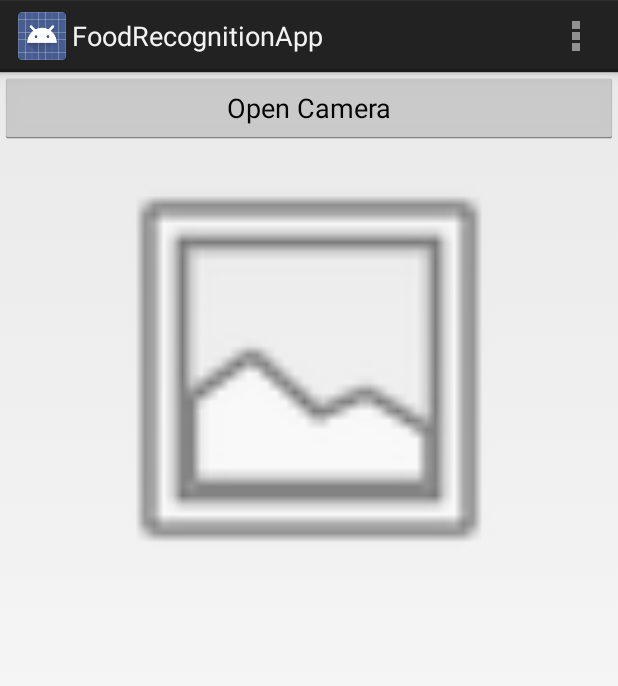
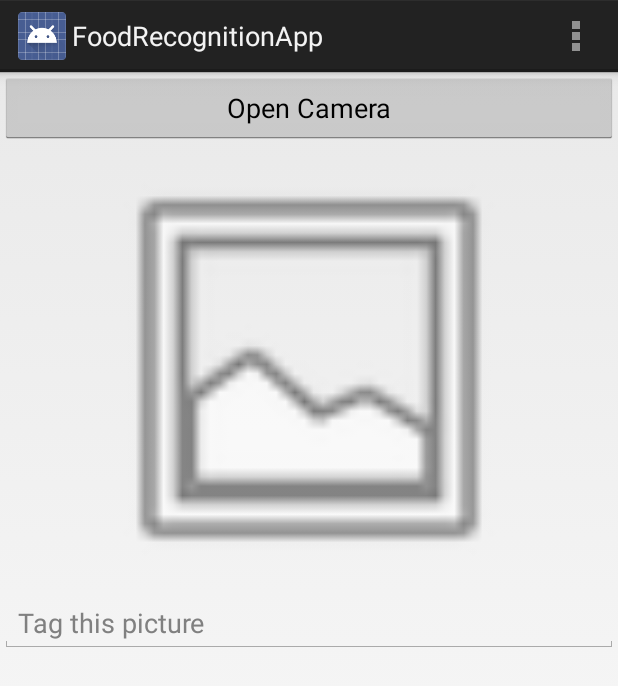
Before and after one commit to ritazevallos/foodrecognitionapp, an Android app: the screen it shows after launch (PictureTaker), after a tap on "Open Camera", on a phone screen of 412 x 824 dp. Shown: the top 686 px of the screen. Run offline under Robolectric (Android 15) with nearby library versions, the phone set to English and light mode, and no system bars; 4 statements that could not run were skipped.

```diff
--- a/app/src/main/java/edu/swarthmore/cs/lab/foodrecognitionapp/PictureTaker.java
+++ b/app/src/main/java/edu/swarthmore/cs/lab/foodrecognitionapp/PictureTaker.java
@@ -15,6 +15,8 @@ import android.net.Uri;
 import android.os.Bundle;
 import android.os.Environment;
 import android.provider.MediaStore;
+import android.text.Editable;
+import android.text.TextWatcher;
 import android.util.DisplayMetrics;
 import android.util.Log;
 import android.view.LayoutInflater;
@@ -23,6 +25,7 @@ import android.view.MenuItem;
 import android.view.View;
 import android.view.ViewGroup;
 import android.widget.Button;
+import android.widget.EditText;
 import android.widget.ImageView;
 import android.widget.Toast;
 
@@ -39,10 +42,12 @@ import java.util.UUID;
 public class PictureTaker extends Activity {
     public static final int MEDIA_TYPE_IMAGE = 1;
     private static final String TAG = "PictureTaker";
-    public static File _file;
-    public static File _dir;
+    public static File mFile;
+    public static File mDir;
     public static Bitmap bitmap;
     public static ImageView _imageView;
+    private EditText mTagField;
+    private FoodPhoto mFoodPhoto;
 
 
     @Override
@@ -53,15 +58,39 @@ public class PictureTaker extends Activity {
         // we are not making sure there is an app to take pictures
         CreateDirectoryForPictures();
 
+        mFoodPhoto = new FoodPhoto();
 
         Button button = (Button)findViewById(R.id.myButton);
         button.setOnClickListener(new View.OnClickListener() {
             @Override
             public void onClick(View v) {
-                Log.d(TAG, "clicked that button");
                 TakeAPicture();
             }
         });
+
+        mTagField = (EditText)findViewById(R.id.pictureTag);
+        mTagField.setTag(mFoodPhoto.getTag());
+
+        mTagField.addTextChangedListener(new TextWatcher() {
+            @Override
+            public void beforeTextChanged(CharSequence s, int start, int count, int after) {
+
+            }
+
+            @Override
+            public void onTextChanged(CharSequence s, int start, int before, int count) {
+                String msg = s.toString();
+                Log.d(TAG, msg);
+                mFoodPhoto.setTag(msg);
+
+            }
+
+            @Override
+            public void afterTextChanged(Editable s) {
+
+            }
+        });
+
         _imageView = (ImageView)findViewById(R.id.imageView1);
         if (bitmap != null) {
             _imageView.setImageBitmap(bitmap);
@@ -72,11 +101,11 @@ public class PictureTaker extends Activity {
 
     private void CreateDirectoryForPictures()
     {
-        _dir = new File(Environment.getExternalStoragePublicDirectory(
+        mDir = new File(Environment.getExternalStoragePublicDirectory(
                 Environment.DIRECTORY_PICTURES), "BOOKS");
-        if (!_dir.exists())
+        if (!mDir.exists())
         {
-            _dir.mkdirs();
+            mDir.mkdirs();
         }
     }
 
@@ -84,10 +113,11 @@ public class PictureTaker extends Activity {
     {
         Intent intent = new Intent(MediaStore.ACTION_IMAGE_CAPTURE);
 
-        _file = new File(_dir, String.format("foodPhoto_"+ UUID.randomUUID() + ".jpg"));
-        Log.d(TAG, "file path: "+_file.toString());
+        mFile = new File(mDir, String.format("foodPhoto_"+ UUID.randomUUID() + ".jpg"));
+        Log.d(TAG, "file path: " + mFile.toString());
+        mFoodPhoto.setFile(mFile);
 
-        intent.putExtra(MediaStore.EXTRA_OUTPUT, Uri.fromFile(_file));
+        intent.putExtra(MediaStore.EXTRA_OUTPUT, Uri.fromFile(mFile));
 
         startActivityForResult(intent, 0);
     }
@@ -120,7 +150,7 @@ public class PictureTaker extends Activity {
 
         // make it available in the gallery
         Intent mediaScanIntent = new Intent(Intent.ACTION_MEDIA_SCANNER_SCAN_FILE);
-        Uri contentUri = Uri.fromFile(_file);
+        Uri contentUri = Uri.fromFile(mFile);
         mediaScanIntent.setData(contentUri);
         sendBroadcast(mediaScanIntent);
 
--- a/app/src/main/res/layout/activity_picture_taker.xml
+++ b/app/src/main/res/layout/activity_picture_taker.xml
@@ -14,4 +14,10 @@
         android:layout_height="300.0dp"
         android:id="@+id/imageView1"
         android:adjustViewBounds="true" />
+
+    <EditText
+        android:layout_width="match_parent"
+        android:layout_height="wrap_content"
+        android:id = "@+id/pictureTag"
+        android:hint="@string/pictureTagHint"/>
 </LinearLayout>
--- a/app/src/main/res/values/strings.xml
+++ b/app/src/main/res/values/strings.xml
@@ -4,5 +4,6 @@
     <string name="app_name">FoodRecognitionApp</string>
     <string name="openCamera">Open Camera</string>
     <string name="action_settings">Settings</string>
+    <string name="pictureTagHint">Tag this picture</string>
 
 </resources>
```
Also changed, not shown: 15 other files.
